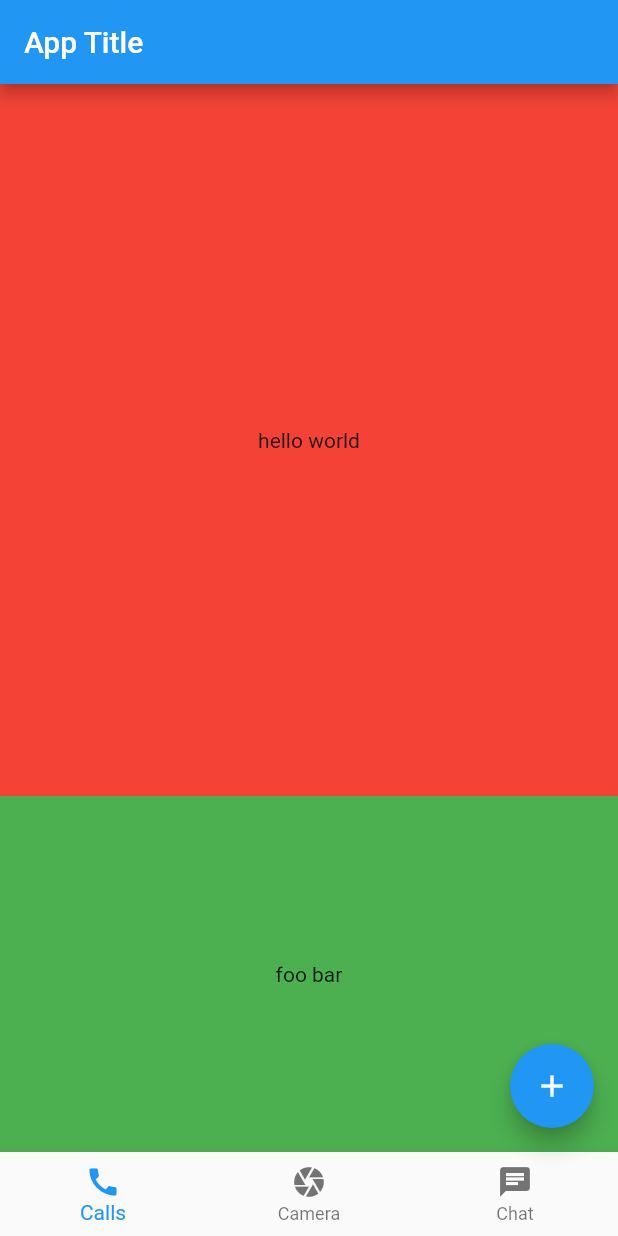
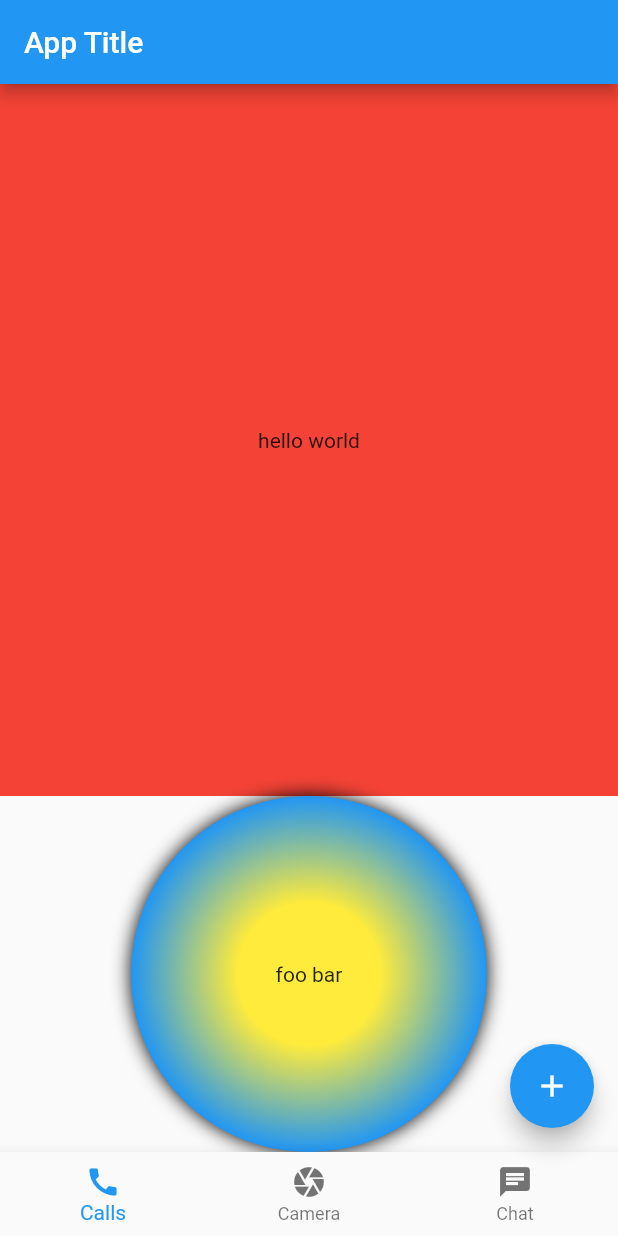
Before and after one commit to netTrek-Flutter/swr-flutter-1, a Flutter app: the screen it shows after launch, on a phone screen of 412 x 824 dp. Run offline on Flutter 3.47's test engine with Material 2 defaults, Android fonts, the phone set to English and light mode, and no system bars.

Commit message:
expand und slides bis Tag 3

```diff
--- a/lib/main.dart
+++ b/lib/main.dart
@@ -93,7 +93,17 @@ class ColumnSample extends StatelessWidget {
           child: Container(
             child: const Text('foo bar'),
             alignment: Alignment.center,
-            color: Colors.green,
+            decoration: const BoxDecoration(
+              color: Colors.green,
+              shape: BoxShape.circle,
+              boxShadow: const [
+                BoxShadow(blurRadius: 10),
+              ],
+              gradient: RadialGradient(
+                colors: const [Colors.yellow, Colors.blue],
+                stops: const [0.4, 1.0],
+              ),
+            ),
           ),
         ),
       ],
```
